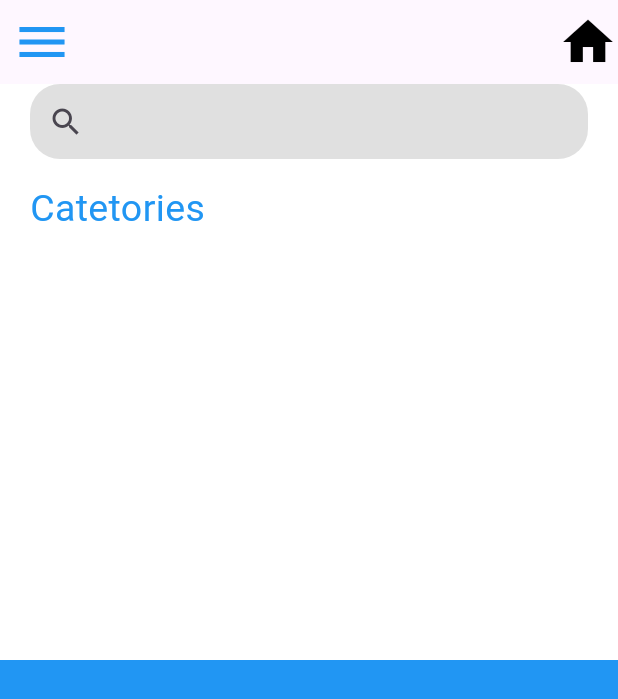
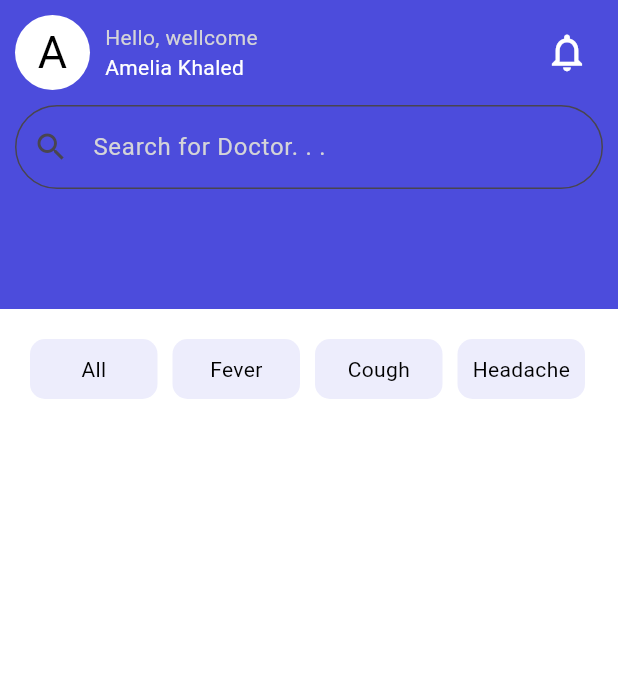
Before and after one commit to OmarHabeb/drugstore, a Flutter app: the DoctorPage screen opened by its route, on a phone screen of 412 x 824 dp. Shown: the top 699 px of the screen. Run offline on Flutter 3.47's test engine with Material 3 defaults, Android fonts, the phone set to English and light mode, and no system bars; our stand-ins replace flutter_screenutil, lottie.

Commit message:
new edit

```diff
--- a/lib/Screens/DoctorsPage.dart
+++ b/lib/Screens/DoctorsPage.dart
@@ -1,4 +1,4 @@
-import 'package:drugstore/Widgets/DrawerWidget.dart';
+import 'package:drugstore/Widgets/data.dart';
 import 'package:flutter/material.dart';
 
 class DoctorPage extends StatefulWidget {
@@ -12,53 +12,116 @@ class _DoctorPageState extends State<DoctorPage> {
   @override
   Widget build(BuildContext context) {
     return Scaffold(
-      appBar: AppBar(
-        iconTheme: const IconThemeData(color: Colors.blue, size: 40),
-        actions: const [
-          Icon(
-            Icons.home,
-            color: Colors.black,
-          )
-        ],
-      ),
-      drawer: const CustomDrawer(),
+      extendBodyBehindAppBar: true,
       body: Column(
         children: [
           Expanded(
               child: Container(
-            padding: const EdgeInsets.only(right: 20, left: 20),
-            color: Colors.white,
+            padding: EdgeInsets.all(10),
+            color: Color.fromARGB(255, 76, 76, 220),
             child: Column(
               children: [
+                Row(
+                  mainAxisAlignment: MainAxisAlignment.spaceBetween,
+                  children: [
+                    Row(
+                      children: [
+                        Container(
+                          width: 50,
+                          height: 50,
+                          decoration: BoxDecoration(
+                            color: Colors.white,
+                            borderRadius: BorderRadius.circular(30),
+                          ),
+                          child: Center(
+                              child: Text(
+                            "A",
+                            style: TextStyle(fontSize: 30, color: Colors.black),
+                          )),
+                        ),
+                        SizedBox(
+                          width: 10,
+                        ),
+                        Column(
+                          crossAxisAlignment: CrossAxisAlignment.start,
+                          children: [
+                            Text(
+                              "Hello, wellcome",
+                              style: TextStyle(
+                                  color: Color.fromARGB(255, 212, 212, 216)),
+                            ),
+                            Text("Amelia Khaled",
+                                style: TextStyle(color: Colors.white))
+                          ],
+                        )
+                      ],
+                    ),
+                    IconButton(
+                        onPressed: () {},
+                        icon: Icon(
+                          Icons.notifications_none_outlined,
+                          color: Colors.white,
+                          size: 30,
+                        ))
+                  ],
+                ),
                 SizedBox(
-                  height: 50,
-                  child: TextField(
-                    decoration: InputDecoration(
-                        prefixIcon: const Icon(Icons.search),
-                        fillColor: Colors.grey[300],
-                        filled: true,
-                        border: OutlineInputBorder(
-                            borderRadius: BorderRadius.circular(20),
-                            borderSide: BorderSide.none)),
-                  ),
+                  height: 10,
                 ),
-                const SizedBox(
-                  height: 15,
-                ),
-                const Align(
-                  alignment: Alignment.centerLeft,
-                  child: Text(
-                    "Catetories",
-                    style: TextStyle(color: Colors.blue, fontSize: 25),
-                  ),
+                TextField(
+                  style: TextStyle(color: Colors.white),
+                  decoration: InputDecoration(
+                      prefixIcon: Icon(Icons.search),
+                      fillColor: Color.fromARGB(255, 76, 76, 220),
+                      filled: true,
+                      hintText: "Search for Doctor. . . ",
+                      hintStyle:
+                          TextStyle(color: Color.fromARGB(255, 212, 212, 216)),
+                      focusedBorder: OutlineInputBorder(
+                          borderSide: BorderSide(color: Colors.black)),
+                      border: OutlineInputBorder(
+                          borderRadius: BorderRadius.circular(30))),
                 )
               ],
             ),
           )),
           Expanded(
+              flex: 3,
               child: Container(
-            color: Colors.blue,
-          ))
+                padding: EdgeInsets.only(right: 20, left: 20, top: 20),
+                color: Colors.white,
+                child: Column(
+                  children: [
+                    Container(
+                      height: 40,
+                      child: ListView.separated(
+                        scrollDirection: Axis.horizontal,
+                        itemCount: types_of_Diseases.length,
+                        separatorBuilder: (context, index) {
+                          return SizedBox(
+                            width: 10,
+                          );
+                        },
+                        itemBuilder: (context, index) {
+                          return Container(
+                            width: 85,
+                            decoration: BoxDecoration(
+                              color: Color.fromARGB(255, 237, 237, 252),
+                              borderRadius: BorderRadius.circular(10),
+                            ),
+                            child: Center(
+                              child: Text(
+                                types_of_Diseases[index].toString(),
+                                style: TextStyle(color: Colors.black),
+                              ),
+                            ),
+                          );
+                        },
+                      ),
+                    )
+                  ],
+                ),
+              )),
         ],
       ),
     );
--- /dev/null
+++ b/lib/Widgets/data.dart
@@ -0,0 +1,16 @@
+List<String>types_of_Diseases=[
+"All",
+"Fever",
+"Cough",
+"Headache",
+"Fatigue",
+"Sore Throat",
+"Runny Nose",
+"Headache",
+"Fatigue",
+"Sore Throat",
+"Runny Nose",
+"Body Aches",
+"Chills",
+"Dizziness",
+];
--- a/lib/main.dart
+++ b/lib/main.dart
@@ -3,20 +3,17 @@ import 'package:drugstore/Screens/DoctorsPage.dart';
 import 'package:drugstore/Screens/Doctors_StartingPage.dart';
 import 'package:drugstore/Screens/LoginPage.dart';
 import 'package:drugstore/Screens/SplashScreenPage.dart';
-
 import 'package:flutter/material.dart';
 import 'package:flutter_screenutil/flutter_screenutil.dart';
-
 void main() {
   runApp(const MyApp());
 }
-
 class MyApp extends StatelessWidget {
   const MyApp({super.key});
   @override
   Widget build(BuildContext context) {
     return ScreenUtilInit(
-      designSize: Size(1080, 2220),
+      designSize: Size(360, 680),
       child: MaterialApp(
         title: 'Drugstore',
         debugShowCheckedModeBanner: false,
```
Also changed, not shown: lib/Screens/CategoriesPage.dart (+4 -9 lines), lib/Screens/Doctors_StartingPage.dart (+3 -7 lines), lib/Screens/LoginPage.dart (+4 -3 lines), lib/Screens/favorite_page.dart (added, +19 -0 lines), lib/Screens/message_page.dart (added, +17 -0 lines), lib/Screens/profile.dart (renamed from lib/Widgets/DrawerWidget.dart, +16 -11 lines), lib/Widgets/botton_navigator.dart (added, +42 -0 lines).
